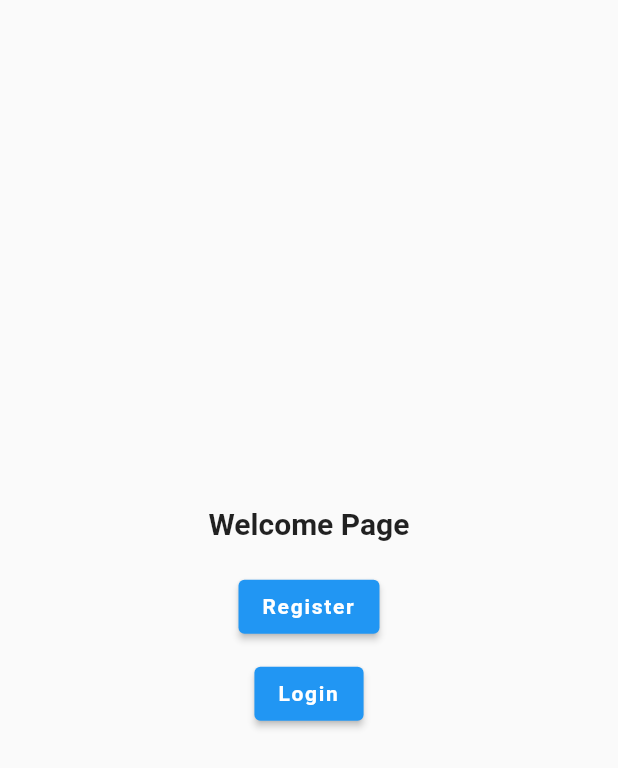
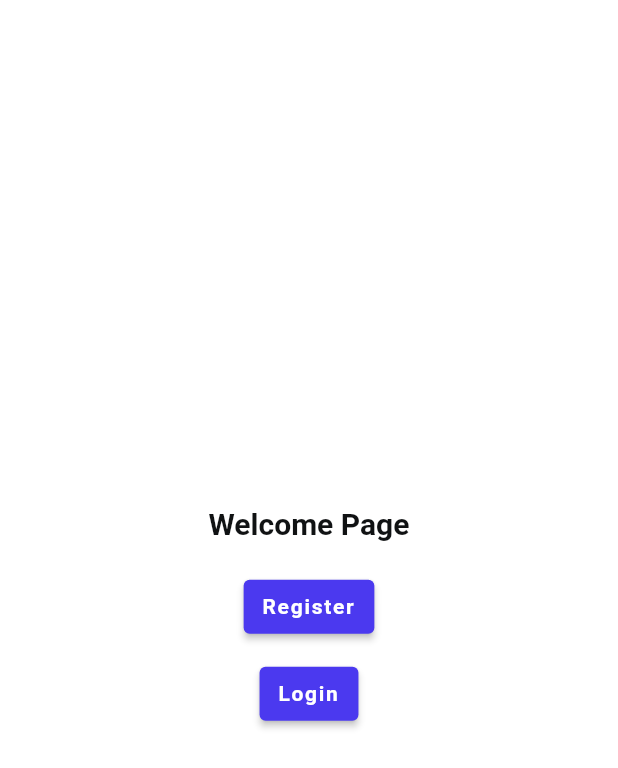
Before and after one commit to rismandev/flutter_project_boilerplate, a Flutter app: the screen it shows after launch, on a phone screen of 412 x 824 dp. Shown: the top 768 px of the screen. Run offline on Flutter 3.47's test engine with Material 2 defaults, Android fonts, the phone set to English and light mode, and no system bars; our stand-ins replace google_fonts; Roboto replaces fonts that are missing (Actor).

Commit message:
Implementation Custom Theme#4

```diff
--- a/lib/core/my_app.dart
+++ b/lib/core/my_app.dart
@@ -3,6 +3,7 @@ import 'package:flutter_project_boilerplate/features/welcome/presentation/pages/
 
 import 'navigators/navigation.dart';
 import 'navigators/route.dart';
+import 'theme/theme_data.dart';
 
 class MyApp extends StatelessWidget {
   const MyApp({super.key});
@@ -17,11 +18,11 @@ class MyApp extends StatelessWidget {
       // supportedLocales: supportedLocales,
       // localizationsDelegates: localizationsDelegates,
       // locale: localeEN,
-      // theme: getDefaultTheme(),
-      // darkTheme: getDarkTheme(),
-      // themeMode: ThemeMode.light,
-      //
-      //
+
+      theme: getLightTheme(),
+      darkTheme: getDarkTheme(),
+      themeMode: ThemeMode.system,
+
       debugShowCheckedModeBanner: false,
       navigatorKey: navigatorKey,
       onGenerateRoute: onGenerateRoutes,
--- a/lib/core/navigators/route.dart
+++ b/lib/core/navigators/route.dart
@@ -2,6 +2,7 @@ import 'package:flutter/material.dart';
 import 'package:flutter_project_boilerplate/core/widgets/app_scaffold.dart';
 import 'package:flutter_project_boilerplate/features/auth/presentation/pages/login_page.dart';
 import 'package:flutter_project_boilerplate/features/auth/presentation/pages/register_page.dart';
+import 'package:flutter_project_boilerplate/features/dashboard/presentation/pages/dashboard_page.dart';
 import 'package:flutter_project_boilerplate/features/welcome/presentation/pages/welcome_page.dart';
 
 Route<MaterialPageRoute> onGenerateRoutes(RouteSettings settings) {
@@ -12,6 +13,8 @@ Route<MaterialPageRoute> onGenerateRoutes(RouteSettings settings) {
       return MaterialPageRoute(builder: (_) => const LoginPage());
     case RegisterPage.routeName:
       return MaterialPageRoute(builder: (_) => const RegisterPage());
+    case DashboardPage.routeName:
+      return MaterialPageRoute(builder: (_) => const DashboardPage());
     default:
       return MaterialPageRoute(
         builder: (_) => AppScaffold(
--- /dev/null
+++ b/lib/core/theme/theme_data.dart
@@ -0,0 +1,176 @@
+import 'package:flutter/material.dart';
+import 'package:google_fonts/google_fonts.dart';
+
+import 'text_theme.dart';
+import 'theme_values.dart';
+
+/// [ThemeData] Light Mode
+/// This is default mode
+ThemeData getLightTheme() {
+  return ThemeData(
+    fontFamily: GoogleFonts.actor().fontFamily,
+    backgroundColor: lightPrimaryBg,
+    scaffoldBackgroundColor: lightSecondaryBg,
+    textTheme: getTextTheme().copyWith(
+      displaySmall:
+          getTextTheme().displaySmall?.copyWith(color: lightPrimaryTxt),
+      displayMedium:
+          getTextTheme().displayMedium?.copyWith(color: lightPrimaryTxt),
+      displayLarge:
+          getTextTheme().displayLarge?.copyWith(color: lightPrimaryTxt),
+      headlineSmall:
+          getTextTheme().headlineSmall?.copyWith(color: lightPrimaryTxt),
+      headlineMedium:
+          getTextTheme().headlineMedium?.copyWith(color: lightPrimaryTxt),
+      headlineLarge:
+          getTextTheme().headlineLarge?.copyWith(color: lightPrimaryTxt),
+      titleSmall: getTextTheme().titleSmall?.copyWith(color: lightPrimaryTxt),
+      titleMedium: getTextTheme().titleMedium?.copyWith(color: lightPrimaryTxt),
+      titleLarge: getTextTheme().titleLarge?.copyWith(color: lightPrimaryTxt),
+      bodySmall: getTextTheme().bodySmall?.copyWith(color: lightPrimaryTxt),
+      bodyMedium: getTextTheme().bodyMedium?.copyWith(color: lightPrimaryTxt),
+      bodyLarge: getTextTheme().bodyLarge?.copyWith(color: lightPrimaryTxt),
+      labelSmall: getTextTheme().labelSmall?.copyWith(color: lightPrimaryTxt),
+      labelMedium: getTextTheme().labelMedium?.copyWith(color: lightPrimaryTxt),
+      labelLarge: getTextTheme().labelLarge?.copyWith(color: lightPrimaryTxt),
+    ),
+    textButtonTheme: TextButtonThemeData(
+      style: ButtonStyle(
+        backgroundColor: const MaterialStatePropertyAll(lightSecondaryBg),
+        textStyle: MaterialStatePropertyAll(
+          getTextTheme()
+              .headlineSmall
+              ?.copyWith(color: colorPrimary, letterSpacing: 1),
+        ),
+        overlayColor: const MaterialStatePropertyAll(lightSecondaryBg),
+      ),
+    ),
+    elevatedButtonTheme: ElevatedButtonThemeData(
+      style: ButtonStyle(
+        backgroundColor: const MaterialStatePropertyAll(colorPrimary),
+        textStyle: MaterialStatePropertyAll(
+          getTextTheme()
+              .headlineSmall
+              ?.copyWith(color: lightPrimaryBg, letterSpacing: 1.15),
+        ),
+      ),
+    ),
+    outlinedButtonTheme: OutlinedButtonThemeData(
+      style: ButtonStyle(
+        backgroundColor: const MaterialStatePropertyAll(lightPrimaryBg),
+        side: const MaterialStatePropertyAll(
+          BorderSide(color: colorPrimary, width: 1.5),
+        ),
+        overlayColor: MaterialStatePropertyAll(colorPrimary.withOpacity(0.25)),
+        foregroundColor: const MaterialStatePropertyAll(colorPrimary),
+        textStyle: MaterialStatePropertyAll(
+          getTextTheme()
+              .headlineSmall
+              ?.copyWith(color: colorPrimary, letterSpacing: 1.15),
+        ),
+      ),
+    ),
+    inputDecorationTheme: const InputDecorationTheme(
+      prefixIconColor: lightSecondaryTxt,
+      suffixIconColor: lightSecondaryTxt,
+    ),
+    primarySwatch: const MaterialColor(
+      colorPrimaryInt,
+      {
+        50: Color(colorPrimaryInt),
+        100: Color(colorPrimaryInt),
+        200: Color(colorPrimaryInt),
+        300: Color(colorPrimaryInt),
+        400: Color(colorPrimaryInt),
+        500: Color(colorPrimaryInt),
+        600: Color(colorPrimaryInt),
+        700: Color(colorPrimaryInt),
+        800: Color(colorPrimaryInt),
+        900: Color(colorPrimaryInt),
+      },
+    ),
+  );
+}
+
+/// [ThemeData] Dark Mode
+/// This is theme for dark mode
+ThemeData getDarkTheme() {
+  return ThemeData(
+    fontFamily: GoogleFonts.actor().fontFamily,
+    textTheme: getTextTheme().copyWith(
+      displaySmall:
+          getTextTheme().displaySmall?.copyWith(color: darkPrimaryTxt),
+      displayMedium:
+          getTextTheme().displayMedium?.copyWith(color: darkPrimaryTxt),
+      displayLarge:
+          getTextTheme().displayLarge?.copyWith(color: darkPrimaryTxt),
+      headlineSmall:
+          getTextTheme().headlineSmall?.copyWith(color: darkPrimaryTxt),
+      headlineMedium:
+          getTextTheme().headlineMedium?.copyWith(color: darkPrimaryTxt),
+      headlineLarge:
+          getTextTheme().headlineLarge?.copyWith(color: darkPrimaryTxt),
+      titleSmall: getTextTheme().titleSmall?.copyWith(color: darkPrimaryTxt),
+      titleMedium: getTextTheme().titleMedium?.copyWith(color: darkPrimaryTxt),
+      titleLarge: getTextTheme().titleLarge?.copyWith(color: darkPrimaryTxt),
+      bodySmall: getTextTheme().bodySmall?.copyWith(color: darkPrimaryTxt),
+      bodyMedium: getTextTheme().bodyMedium?.copyWith(color: darkPrimaryTxt),
+      bodyLarge: getTextTheme().bodyLarge?.copyWith(color: darkPrimaryTxt),
+      labelSmall: getTextTheme().labelSmall?.copyWith(color: darkPrimaryTxt),
+      labelMedium: getTextTheme().labelMedium?.copyWith(color: darkPrimaryTxt),
+      labelLarge: getTextTheme().labelLarge?.copyWith(color: darkPrimaryTxt),
+    ),
+    backgroundColor: darkPrimaryBg,
+    scaffoldBackgroundColor: darkSecondaryBg,
+    textButtonTheme: TextButtonThemeData(
+      style: ButtonStyle(
+        backgroundColor: const MaterialStatePropertyAll(darkSecondaryBg),
+        textStyle: MaterialStatePropertyAll(
+          getTextTheme().headlineSmall?.copyWith(letterSpacing: 1),
+        ),
+        overlayColor: const MaterialStatePropertyAll(darkSecondaryBg),
+        foregroundColor: const MaterialStatePropertyAll(colorPrimary),
+      ),
+    ),
+    elevatedButtonTheme: ElevatedButtonThemeData(
+      style: ButtonStyle(
+        backgroundColor: const MaterialStatePropertyAll(colorPrimary),
+        textStyle: MaterialStatePropertyAll(
+          getTextTheme().headlineSmall?.copyWith(letterSpacing: 1.15),
+        ),
+      ),
+    ),
+    outlinedButtonTheme: OutlinedButtonThemeData(
+      style: ButtonStyle(
+        backgroundColor: const MaterialStatePropertyAll(darkSecondaryBg),
+        side: const MaterialStatePropertyAll(
+          BorderSide(color: darkPrimaryTxt, width: 1.5),
+        ),
+        overlayColor: const MaterialStatePropertyAll(colorPrimary),
+        foregroundColor: const MaterialStatePropertyAll(darkPrimaryTxt),
+        textStyle: MaterialStatePropertyAll(
+          getTextTheme().headlineSmall?.copyWith(letterSpacing: 1.15),
+        ),
+      ),
+    ),
+    inputDecorationTheme: const InputDecorationTheme(
+      prefixIconColor: darkPrimaryTxt,
+      suffixIconColor: darkPrimaryTxt,
+    ),
+    primarySwatch: const MaterialColor(
+      colorPrimaryInt,
+      {
+        50: Color(colorPrimaryInt),
+        100: Color(colorPrimaryInt),
+        200: Color(colorPrimaryInt),
+        300: Color(colorPrimaryInt),
+        400: Color(colorPrimaryInt),
+        500: Color(colorPrimaryInt),
+        600: Color(colorPrimaryInt),
+        700: Color(colorPrimaryInt),
+        800: Color(colorPrimaryInt),
+        900: Color(colorPrimaryInt),
+      },
+    ),
+  );
+}
--- a/lib/features/welcome/presentation/pages/welcome_page.dart
+++ b/lib/features/welcome/presentation/pages/welcome_page.dart
@@ -1,6 +1,5 @@
 import 'package:flutter/material.dart';
 import 'package:flutter_project_boilerplate/core/navigators/navigation.dart';
-import 'package:flutter_project_boilerplate/core/theme/text_theme.dart';
 import 'package:flutter_project_boilerplate/core/widgets/app_scaffold.dart';
 import 'package:flutter_project_boilerplate/features/auth/presentation/pages/login_page.dart';
 import 'package:flutter_project_boilerplate/features/auth/presentation/pages/register_page.dart';
@@ -8,10 +7,12 @@ import 'package:flutter_project_boilerplate/features/auth/presentation/pages/reg
 class WelcomePage extends StatelessWidget {
   const WelcomePage({super.key});
 
-  static const String routeName = "/welcome_page";
+  static const String routeName = "/";
 
   @override
   Widget build(BuildContext context) {
+    final textTheme = Theme.of(context).textTheme;
+
     return AppScaffold(
       body: Center(
         child: Column(
@@ -20,35 +21,21 @@ class WelcomePage extends StatelessWidget {
             Text(
               "Welcome Page",
               textAlign: TextAlign.center,
-              style: getTextTheme().titleLarge,
+              style: textTheme.titleLarge,
             ),
             const SizedBox(height: 20),
             ElevatedButton(
               onPressed: () {
                 navigate(RegisterPage.routeName);
               },
-              child: Text(
-                "Register",
-                textAlign: TextAlign.center,
-                style: getTextTheme().bodyMedium?.copyWith(
-                      fontWeight: FontWeight.w600,
-                      letterSpacing: 1.15,
-                    ),
-              ),
+              child: const Text("Register", textAlign: TextAlign.center),
             ),
             const SizedBox(height: 10),
             ElevatedButton(
               onPressed: () {
                 navigate(LoginPage.routeName);
               },
-              child: Text(
-                "Login",
-                textAlign: TextAlign.center,
-                style: getTextTheme().bodyMedium?.copyWith(
-                      fontWeight: FontWeight.w600,
-                      letterSpacing: 1.15,
-                    ),
-              ),
+              child: const Text("Login", textAlign: TextAlign.center),
             ),
           ],
         ),
```
Also changed, not shown: lib/core/theme/theme_values.dart (added, +27 -0 lines), lib/core/widgets/wide_text_field/wide_text_field_widget.dart (added, +77 -0 lines), lib/features/auth/presentation/pages/login_page.dart (+42 -31 lines), lib/features/auth/presentation/pages/register_page.dart (+61 -30 lines), lib/features/dashboard/presentation/pages/dashboard_page.dart (added, +35 -0 lines), 3 other files.
